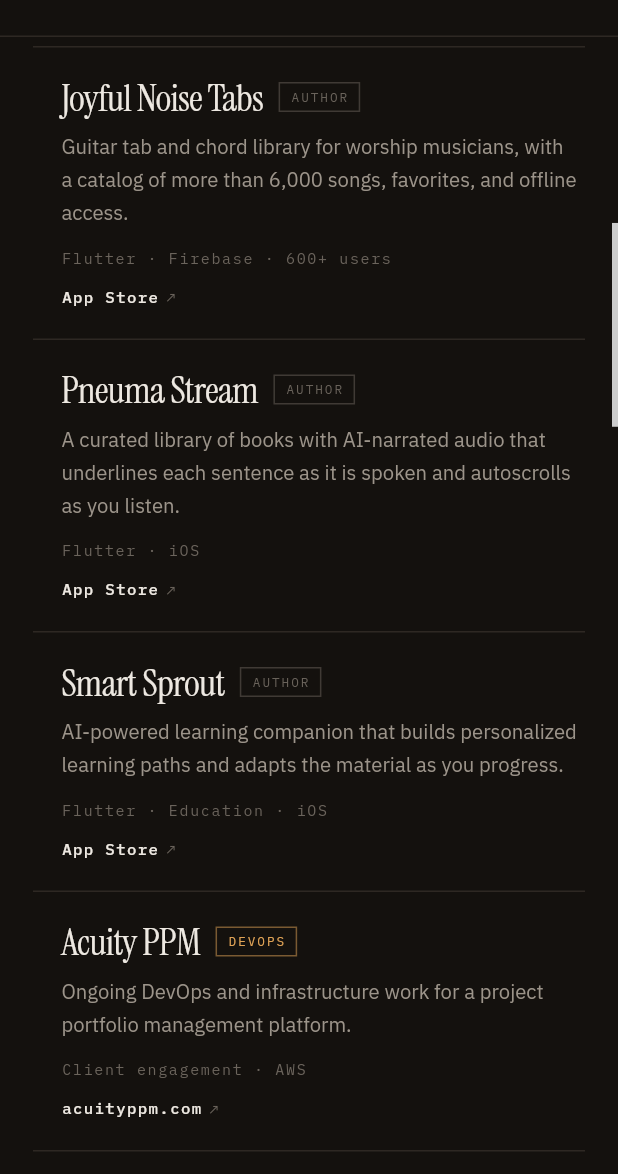
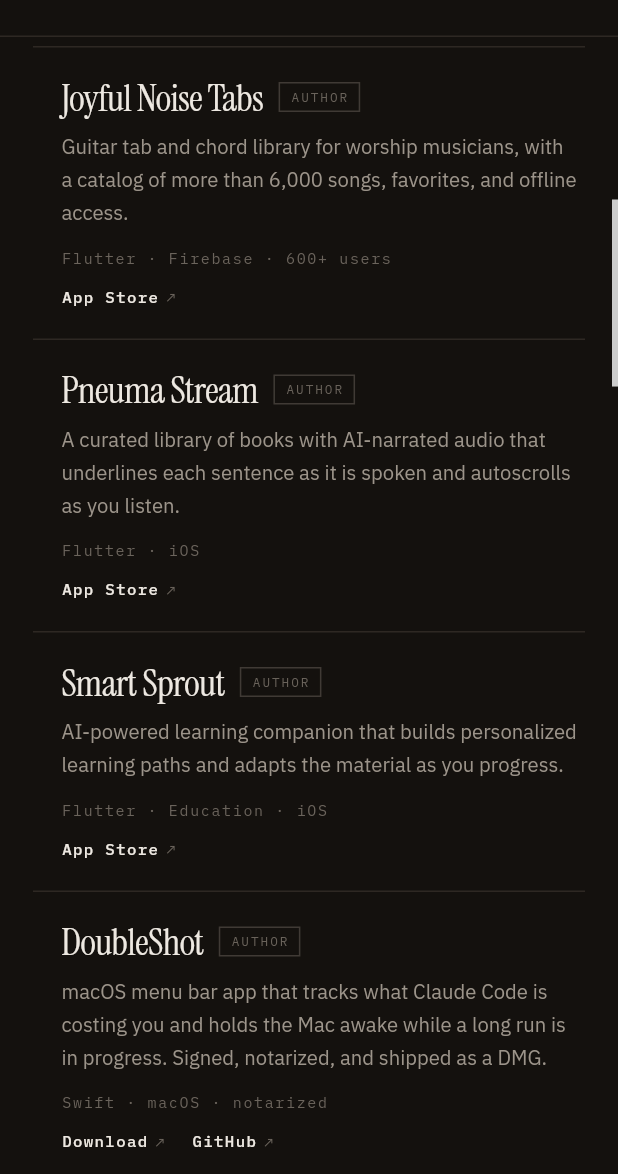
Before and after one commit to jeremiahlukus/jeremiahlukus.github.io, a Flutter app: the screen it shows after launch, scrolled down 1152 dp, on a phone screen of 412 x 824 dp, the part 62-1236 px from its top. Run offline on Flutter 3.47's test engine with Material 3 defaults, Android fonts, the phone set to English and light mode, and no system bars; project files that could hold a hidden picture were left out.

Commit message:
Add DoubleShot and speckit-skills to selected work
DoubleShot is a signed, notarized macOS menu bar app at v1.0.0 that
tracks Claude Code spend and holds the Mac awake mid-run. speckit-skills
is a Claude Code plugin: the spec-kit loop over seven stack profiles,
with a checker that resolves each requirement to the test proving it.

DoubleShot sits with the shipped apps and links to the DMG release;
speckit-skills sits with the tooling. Neither has stars yet, so the meta
line carries what they are instead of a count.

Also widens the stack column to "MOBILE & DESKTOP" with Swift and macOS
— DoubleShot is the first Swift work on the site and the old list said
Flutter/Dart only.

```diff
--- a/lib/const.dart
+++ b/lib/const.dart
@@ -86,6 +86,18 @@
     [('App Store', 'https://apps.apple.com/us/app/smart-sprout/id6739066848')],
   ),
   Work(
+    'DoubleShot',
+    'macOS menu bar app that tracks what Claude Code is costing you and holds the '
+        'Mac awake while a long run is in progress. Signed, notarized, and '
+        'shipped as a DMG.',
+    'Author',
+    'Swift · macOS · notarized',
+    [
+      ('Download', 'https://github.com/jeremiahlukus/doubleshot/releases'),
+      ('GitHub', 'https://github.com/jeremiahlukus/doubleshot'),
+    ],
+  ),
+  Work(
     'Acuity PPM',
     'Ongoing DevOps and infrastructure work for a project portfolio '
         'management platform.',
@@ -116,6 +128,15 @@
     'Contributor',
     'Ruby · 198 stars',
     [('GitHub', 'https://github.com/rails-lambda/lambdakiq')],
+  ),
+  Work(
+    'speckit-skills',
+    'Spec-driven development plugin for Claude Code: the spec-kit loop across '
+        'seven stack profiles, with a checker that resolves every requirement to '
+        'the test that proves it.',
+    'Author',
+    'Claude Code plugin · 6 skills',
+    [('GitHub', 'https://github.com/jeremiahlukus/speckit-skills')],
   ),
   Work(
     'authorize_net_plugin',
@@ -165,7 +186,7 @@
 // ─── Stack ───────────────────────────────────────────────────────────────────
 
 const kStack = <(String, List<String>)>[
-  ('MOBILE', ['Flutter', 'Dart', 'iOS', 'Android']),
+  ('MOBILE & DESKTOP', ['Flutter', 'Dart', 'Swift', 'iOS', 'Android', 'macOS']),
   ('BACKEND', ['Ruby on Rails', 'Node.js', 'TypeScript', 'REST APIs']),
   ('CLOUD & DEVOPS', ['AWS', 'CDK', 'SAM', 'Docker', 'Terraform', 'CI/CD']),
   ('DATA', ['Firebase', 'PostgreSQL', 'Redis', 'SQLite']),
```
